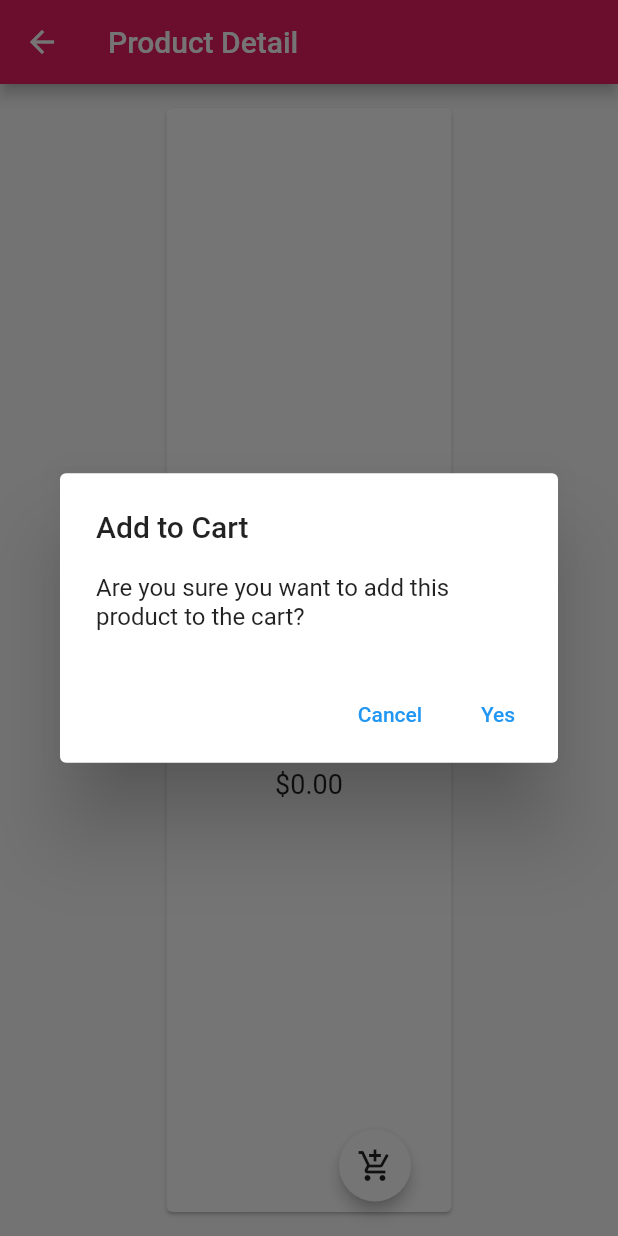
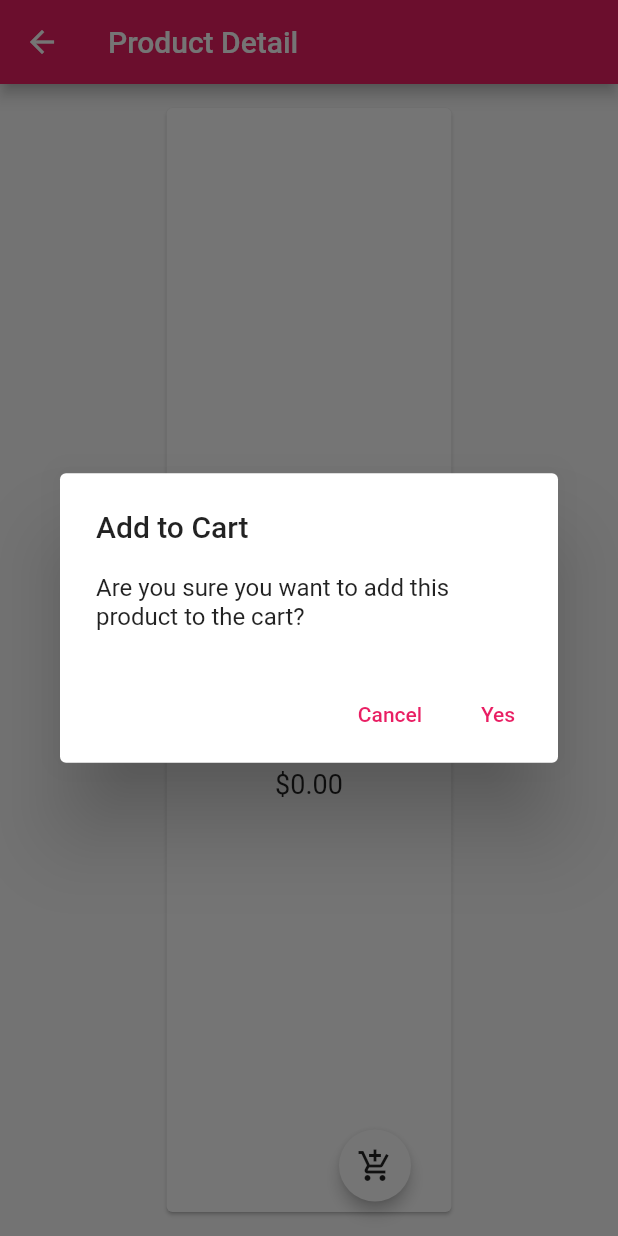
Before and after one commit to mahendraiqbal/geek_store, a Flutter app: the ProductDetailScreen screen opened directly with empty values, after a tap on the "add shopping cart" icon, on a phone screen of 412 x 824 dp. Run offline on Flutter 3.47's test engine with Material 2 defaults, Android fonts, the phone set to English and light mode, and no system bars; our stand-ins replace get; missing offline and left inert: chucker_flutter; network calls fail.

Commit message:
fix: error problem

```diff
--- a/lib/pages/detailItem.dart
+++ b/lib/pages/detailItem.dart
@@ -19,13 +19,19 @@ class ProductDetailScreen extends StatelessWidget {
               'Are you sure you want to add this product to the cart?'),
           actions: <Widget>[
             TextButton(
-              child: const Text('Cancel'),
+              child: const Text(
+                'Cancel',
+                style: TextStyle(color: Colors.pink),
+              ),
               onPressed: () {
                 Navigator.of(context).pop();
               },
             ),
             TextButton(
-              child: const Text('Yes'),
+              child: const Text(
+                'Yes',
+                style: TextStyle(color: Colors.pink),
+              ),
               onPressed: () {
                 Navigator.of(context).pop();
                 addToCart(context, product);
```
Also changed, not shown: lib/pages/homepage.dart (+12 -3 lines).
